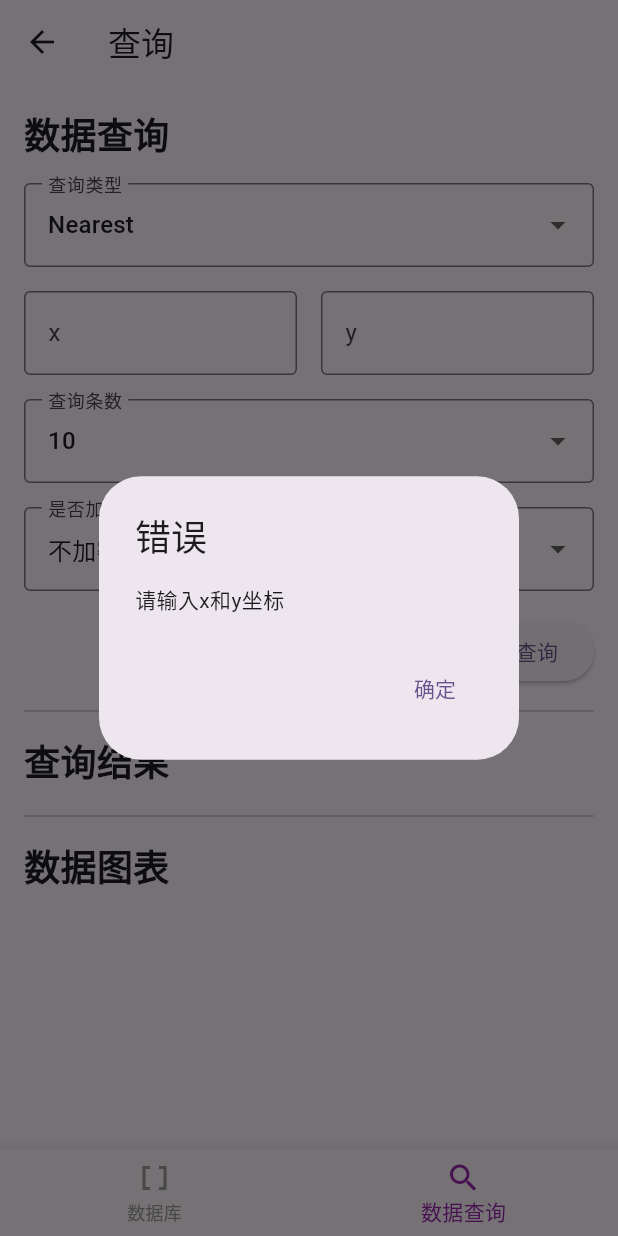
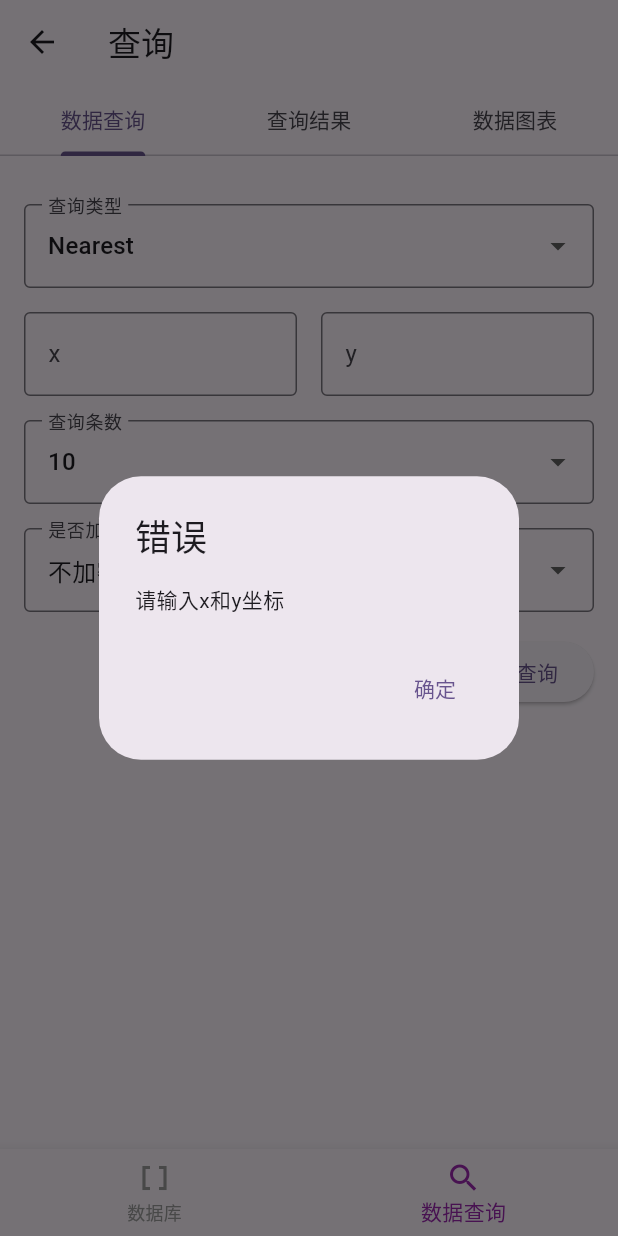
Before and after one commit to TTclubRmat/FederatedDatabase-Flutter, a Flutter app: the HomePage screen opened directly, item 2 of the bottom bar chosen, after a tap on "提交查询", on a phone screen of 412 x 824 dp. Run offline on Flutter 3.47's test engine with Material 3 defaults, Android fonts, the phone set to English and light mode, and no system bars; our stand-ins replace shared_preferences; missing offline and left inert: grpc, protobuf; accounts and stored records are empty; Roboto replaces fonts that are missing (DengXian).

Commit message:
SearchPage重构为SearchPageTabsVer，支持3Tabs分开展示数据查询、查询结果、数据图表

```diff
--- a/lib/HomePage.dart
+++ b/lib/HomePage.dart
@@ -1,5 +1,5 @@
 import 'package:federateddatabaseflutter/DataBasePage.dart';
-import 'package:federateddatabaseflutter/SearchPage.dart';
+import 'package:federateddatabaseflutter/SearchPageTabsVer.dart';
 import 'package:flutter/material.dart';
 
 class HomePage extends StatefulWidget {
@@ -14,7 +14,7 @@ class _HomePageState extends State<HomePage> {
 
   final List<Widget> _pages = [
     const DataBasePage(title: '数据库'),
-    const SearchPage(title: '数据查询'),
+    const SearchPageTabsVer(title: '数据查询'),
   ];
 
   @override
--- a/lib/SearchPage.dart
+++ b/lib/SearchPage.dart
@@ -75,13 +75,22 @@ class _SearchPageState extends State<SearchPage> {
               setState(() => encrypt = value!);
             }),
             const SizedBox(height: 16),
-            Align(
-              alignment: Alignment.centerRight,
-              child: ElevatedButton(
-                onPressed: _submitQuery,
-                child: const Text('提交查询'),
-              ),
+            Row(
+              mainAxisAlignment: MainAxisAlignment.end, // 将按钮放在行的右侧
+              children: [
+                // ElevatedButton(
+                //   onPressed: _plotChart, // 另一个按钮的功能
+                //   child: const Text('图表展示'),
+                // ),
+                // const SizedBox(width: 8), // 添加间距
+                ElevatedButton(
+                  onPressed: _submitQuery,
+                  child: const Text('提交查询'),
+                ),
+
+              ],
             ),
+
             const Divider(height: 32),
             const Text('查询结果',
                 style: TextStyle(fontSize: 24, fontWeight: FontWeight.bold)),
@@ -149,7 +158,7 @@ class _SearchPageState extends State<SearchPage> {
       shape: RoundedRectangleBorder(
         borderRadius: BorderRadius.circular(30.0),
       ),
-      elevation: 1.0,
+      elevation: 0.5,
       margin: const EdgeInsets.symmetric(vertical: 4),
       child: Padding(
         padding: const EdgeInsets.fromLTRB(14, 8, 14, 8),
--- /dev/null
+++ b/lib/SearchPageTabsVer.dart
@@ -0,0 +1,513 @@
+import 'dart:async';
+
+import 'package:federateddatabaseflutter/PlotChartApis.dart';
+import 'package:federateddatabaseflutter/generated/federation.pb.dart';
+import 'package:federateddatabaseflutter/generated/federation.pbgrpc.dart';
+import 'package:flutter/material.dart';
+import 'package:grpc/grpc.dart';
+
+class SearchPageTabsVer extends StatefulWidget {
+  const SearchPageTabsVer({super.key, required this.title});
+
+  final String title;
+
+  @override
+  State<SearchPageTabsVer> createState() => _SearchPageStateTab();
+}
+
+class _SearchPageStateTab extends State<SearchPageTabsVer>
+    with SingleTickerProviderStateMixin {
+  late TabController _tabController;
+
+  @override
+  void initState() {
+    super.initState();
+    _tabController = TabController(length: 3, vsync: this);
+  }
+
+  @override
+  void dispose() {
+    _tabController.dispose();
+    super.dispose();
+  }
+
+  @override
+  Widget build(BuildContext context) {
+    return Scaffold(
+      body: Column(
+        children: [
+          TabBar(
+            controller: _tabController,
+            tabs: const [
+              Tab(text: '数据查询'),
+              Tab(text: '查询结果'),
+              Tab(text: '数据图表'),
+            ],
+          ),
+          Expanded(
+            child: TabBarView(
+              controller: _tabController,
+              children:  [
+                DataQueryPage(
+                  title: '数据查询',
+                  tabController: _tabController,
+                ),
+                QueryResultsTab(),
+                DataChartTab(),
+              ],
+            ),
+          ),
+        ],
+      ),
+    );
+  }
+}
+
+// 下拉框
+Widget _buildDropdownField(
+    String hint, String value, List<String> items, Function(String?) onChanged,
+    {bool enabled = true}) {
+  return DropdownButtonFormField<String>(
+    decoration: InputDecoration(
+      border: const OutlineInputBorder(),
+      labelText: hint,
+    ),
+    value: value,
+    items: items.map((String item) {
+      return DropdownMenuItem<String>(
+        value: item,
+        child: Text(item),
+      );
+    }).toList(),
+    onChanged: enabled ? onChanged : null,
+    disabledHint: Text(value),
+  );
+}
+
+// 文本框
+Widget _buildTextField(String hint, TextEditingController controller) {
+  return TextField(
+    controller: controller,
+    decoration: InputDecoration(
+      border: const OutlineInputBorder(),
+      labelText: hint,
+    ),
+    keyboardType: TextInputType.number,
+  );
+}
+
+// 查询结果（自定义列表视图）
+Widget _buildResultItem(CheckResult result) {
+  return Card(
+    shape: RoundedRectangleBorder(
+      borderRadius: BorderRadius.circular(1.0),
+    ),
+    elevation: 2,
+    margin: const EdgeInsets.symmetric(vertical: 4),
+    child: Padding(
+      padding: const EdgeInsets.fromLTRB(14, 10, 14, 10),
+      child: Row(
+        mainAxisAlignment: MainAxisAlignment.spaceBetween,
+        children: [
+          RichText(
+            text: TextSpan(
+              text: 'X  ',
+              style: const TextStyle(color: Colors.black), // 默认颜色
+              children: <TextSpan>[
+                TextSpan(
+                  text: '${result.positionX}',
+                  style: const TextStyle(fontWeight: FontWeight.bold), // 加粗值
+                ),
+              ],
+            ),
+          ),
+          RichText(
+            text: TextSpan(
+              text: 'Y  ',
+              style: const TextStyle(color: Colors.black), // 默认颜色
+              children: <TextSpan>[
+                TextSpan(
+                  text: '${result.positionY}',
+                  style: const TextStyle(fontWeight: FontWeight.bold), // 加粗值
+                ),
+              ],
+            ),
+          ),
+          RichText(
+            text: TextSpan(
+              text: 'Database ID  ',
+              style: const TextStyle(color: Colors.black), // 默认颜色
+              children: <TextSpan>[
+                TextSpan(
+                  text: '${result.databaseId}',
+                  style: const TextStyle(fontWeight: FontWeight.bold), // 加粗值
+                ),
+              ],
+            ),
+          ),
+        ],
+      ),
+    ),
+  );
+}
+
+String queryType = 'Nearest';
+TextEditingController xController = TextEditingController();
+TextEditingController yController = TextEditingController();
+String queryNum = '10';
+String encrypt = '不加密';
+List<CheckResult> results = [];
+
+class DataQueryPage extends StatefulWidget {
+  const DataQueryPage({super.key, required this.title, required this.tabController});
+
+  final String title;
+
+  final TabController tabController;
+  // final TabController tabController;
+
+  @override
+  State<DataQueryPage> createState() => _DataQueryPageState();
+}
+
+class _DataQueryPageState extends State<DataQueryPage> {
+  //查询函数，异步进行
+  void _submitQuery() async {
+    if (!_validateInputs()) return;
+
+    // 创建ValueNotifier来跟踪进度
+    final progressNotifier = ValueNotifier<double>(0.0);
+
+    // 显示自定义的进度对话框
+    showDialog(
+      context: context,
+      barrierDismissible: false,
+      builder: (BuildContext context) {
+        return AlertDialog(
+          title: const Text('正在查询...'),
+          content: Row(
+            children: [
+              Expanded(
+                child: ValueListenableBuilder<double>(
+                  valueListenable: progressNotifier,
+                  builder: (context, progress, child) {
+                    return LinearProgressIndicator(
+                      value: progress,
+                    );
+                  },
+                ),
+              ),
+              const SizedBox(width: 16),
+              ValueListenableBuilder<double>(
+                valueListenable: progressNotifier,
+                builder: (context, progress, child) {
+                  return Text('${(progress * 100).toInt()}%');
+                },
+              ),
+            ],
+          ),
+        );
+      },
+    );
+
+    Timer? timer;
+    bool isEncrypt = encrypt == '加密';
+    final startTime = DateTime.now();
+    const maxProgress = 1.00;
+
+    try {
+      // 启动定时器以更新进度条
+      timer = Timer.periodic(const Duration(milliseconds: 5), (t) {
+        final elapsed = DateTime.now().difference(startTime).inMilliseconds;
+        double progress;
+
+        if (isEncrypt) {
+          if (elapsed < 15000) {
+            // 前15秒增长到85%
+            progress = (elapsed / 15000) * 0.85;
+          } else if (elapsed < 30000) {
+            // 15-25秒增长到95%
+            progress = 0.85 + ((elapsed - 15000) / 10000) * 0.10;
+          } else {
+            // 30秒后增长到99%
+            progress = 0.95 + ((elapsed - 25000) / 10000) * 0.04;
+            if (progress > 0.99) {
+              progress = 0.99;
+              t.cancel(); // 停止定时器
+            }
+          }
+        } else {
+          // 非加密情况，快速增长到85%
+          if (elapsed < 1000) {
+            progress = (elapsed / 1000) * 0.85;
+          } else if (elapsed < 3000) {
+            // 1-3秒增长到95%
+            progress = 0.85 + ((elapsed - 1000) / 2000) * 0.10;
+          } else if (elapsed < 10000) {
+            // 3-10秒增长到99%
+            progress = 0.95 + ((elapsed - 3000) / 7000) * 0.04;
+          } else {
+            progress = 0.99;
+            t.cancel(); // 停止定时器
+          }
+        }
+
+        // 确保进度不超过设定的最大值
+        if (progress > maxProgress) {
+          progress = maxProgress;
+          t.cancel(); // 停止定时器
+        }
+
+        progressNotifier.value = progress.clamp(0.0, maxProgress);
+      });
+
+      // 执行异步 gRPC 查询
+      final channel = ClientChannel(
+        '127.0.0.1',
+        port: 50051,
+        options: ChannelOptions(
+          credentials: const ChannelCredentials.insecure(),
+          codecRegistry:
+              CodecRegistry(codecs: const [GzipCodec(), IdentityCodec()]),
+          idleTimeout: const Duration(minutes: 2),
+        ),
+      );
+
+      final stub = FederationServiceClient(channel,
+          options: CallOptions(timeout: const Duration(seconds: 60)));
+
+      int queryNumInt = 20;
+      if (queryType == 'Nearest') {
+        queryNumInt = int.parse(queryNum);
+      }
+      final request = CheckRequest()
+        ..queryType =
+            queryType == 'Nearest' ? QueryType.Nearest : QueryType.AntiNearest
+        ..positionX = int.parse(xController.text)
+        ..positionY = int.parse(yController.text)
+        ..queryNum = queryNumInt
+        ..encrypt = isEncrypt;
+
+      final response = await stub.checkData(request);
+      setState(() {
+        results = response.results;
+      });
+
+      await channel.shutdown();
+
+      // 取消定时器
+      timer.cancel();
+
+      timer = null;
+
+      // 创建一个Completer来控制异步操作
+      final completer = Completer();
+
+      // 启动定时器以更新进度条
+      Timer timer2 = Timer.periodic(const Duration(milliseconds: 3), (t) {
+        double progress = progressNotifier.value;
+
+        if ((!isEncrypt) && queryType == 'Nearest') {
+          progress += 0.03;
+        } else {
+          progress += 0.001;
+        }
+
+        // 确保进度不超过设定的最大值
+        if (progress >= maxProgress) {
+          progress = maxProgress;
+          progressNotifier.value = 1.0;
+          t.cancel(); // 停止定时器
+
+          // 当进度达到100%时，延迟0.1秒后完成Completer
+          Future.delayed(const Duration(milliseconds: 100), () {
+            completer.complete();
+          });
+        }
+
+        progressNotifier.value = progress.clamp(0.0, maxProgress);
+      });
+
+      // 等待Completer完成
+      await completer.future;
+
+      Navigator.of(context).pop();
+      timer2.cancel();
+
+      //切换到查询结果界面
+      widget.tabController.animateTo(1);
+
+      // 显示成功的 Toast
+      ScaffoldMessenger.of(context).showSnackBar(
+        const SnackBar(content: Text('查询成功')),
+      );
+
+    } catch (e) {
+      // 出现错误时，取消定时器并关闭进度对话框
+      timer?.cancel();
+      Navigator.of(context).pop();
+
+      // 显示错误对话框
+      _showErrorDialog('查询错误: $e');
+    } finally {
+      // 取消定时器并释放资源
+      timer?.cancel();
+      progressNotifier.dispose();
+    }
+  }
+
+  bool _validateInputs() {
+    if (xController.text.isEmpty || yController.text.isEmpty) {
+      _showErrorDialog('请输入x和y坐标');
+      return false;
+    }
+    if (int.tryParse(xController.text) == null ||
+        int.tryParse(yController.text) == null) {
+      _showErrorDialog('x和y坐标必须为整数');
+      return false;
+    }
+    if (queryType == 'AntiNearest' && encrypt == '加密') {
+      _showErrorDialog('反向最近邻查询不支持加密');
+      return false;
+    }
+    return true;
+  }
+
+  void _showErrorDialog(String message) {
+    showDialog(
+      context: context,
+      builder: (BuildContext context) {
+        return AlertDialog(
+          title: const Text('错误'),
+          content: Text(message),
+          actions: <Widget>[
+            TextButton(
+              child: const Text('确定'),
+              onPressed: () {
+                Navigator.of(context).pop();
+              },
+            ),
+          ],
+        );
+      },
+    );
+  }
+
+  @override
+  Widget build(BuildContext context) {
+    return Scaffold(
+      body: SingleChildScrollView(
+        padding: const EdgeInsets.all(16.0),
+        child: Column(
+          crossAxisAlignment: CrossAxisAlignment.start,
+          children: [
+            // const Text('数据查询',
+            //     style: TextStyle(fontSize: 24, fontWeight: FontWeight.bold)),
+            const SizedBox(height: 16),
+            _buildDropdownField('查询类型', queryType, ['Nearest', 'AntiNearest'],
+                (value) {
+              setState(() {
+                queryType = value!;
+                if (queryType == 'AntiNearest') {
+                  queryNum = '自动';
+                  encrypt = '不加密';
+                } else {
+                  queryNum = '10';
+                }
+              });
+            }),
+            const SizedBox(height: 16),
+            Row(
+              children: [
+                Expanded(child: _buildTextField('x', xController)),
+                const SizedBox(width: 16),
+                Expanded(child: _buildTextField('y', yController)),
+              ],
+            ),
+            const SizedBox(height: 16),
+            _buildDropdownField(
+              '查询条数',
+              queryNum,
+              queryType == 'Nearest'
+                  ? List.generate(20, (index) => (index + 1).toString())
+                  : ['自动'],
+              (value) {
+                if (queryType == 'Nearest') {
+                  setState(() => queryNum = value!);
+                }
+              },
+              enabled: queryType == 'Nearest',
+            ),
+            const SizedBox(height: 16),
+            _buildDropdownField('是否加密', encrypt, ['不加密', '加密'], (value) {
+              setState(() => encrypt = value!);
+            }),
+            const SizedBox(height: 16),
+            Row(
+              mainAxisAlignment: MainAxisAlignment.end, // 将按钮放在行的右侧
+              children: [
+                ElevatedButton(
+                  onPressed: _submitQuery,
+                  child: const Text('提交查询', style: TextStyle(fontSize: 14)),
+                ),
+              ],
+            ),
+          ],
+        ),
+      ),
+    );
+  }
+}
+
+class QueryResultsTab extends StatelessWidget {
+  const QueryResultsTab({Key? key}) : super(key: key);
+
+  @override
+  Widget build(BuildContext context) {
+    return Scaffold(
+      body: SingleChildScrollView(
+        padding: const EdgeInsets.fromLTRB(32,16,32,42),
+        child: Column(
+          crossAxisAlignment: CrossAxisAlignment.start,
+          children: [
+            const SizedBox(height: 4),
+            ...results.map((result) => Padding(
+              padding: const EdgeInsets.only(bottom: 4), // 增加底部间距，可以根据需要调整
+              child: _buildResultItem(result),
+            )),
+          ],
+
+        ),
+      ),
+    );
+  }
+}
+
+class DataChartTab extends StatelessWidget {
+  const DataChartTab({Key? key}) : super(key: key);
+
+  @override
+  Widget build(BuildContext context) {
+    return Scaffold(
+      body: SingleChildScrollView(
+        padding: const EdgeInsets.all(16.0),
+        child: Column(
+          crossAxisAlignment: CrossAxisAlignment.start,
+          children: [
+            // const Text('数据图表',
+            //     style: TextStyle(fontSize: 24, fontWeight: FontWeight.bold)),
+            Padding(
+              padding: const EdgeInsets.fromLTRB(35, 16, 35, 16),
+              // 左、上、右、下各16像素的边距
+              child: PlotChart(
+                results: results,
+                xValue: xController.text,
+                yValue: yController.text,
+              ),
+            )
+          ],
+        ),
+      ),
+    );
+  }
+}
```
